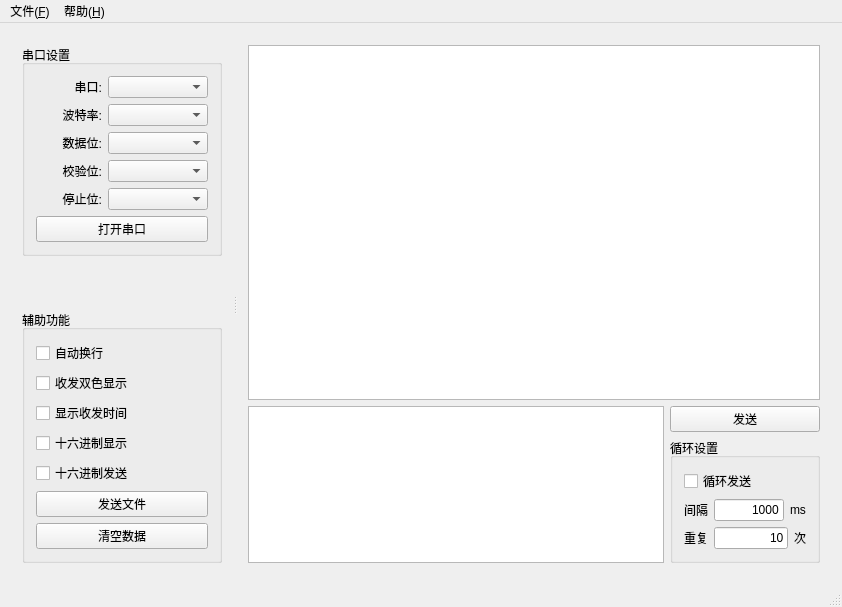
Old version of the form serialportassistant.ui in the repository hubenchang0515/SerialPortAssistant.
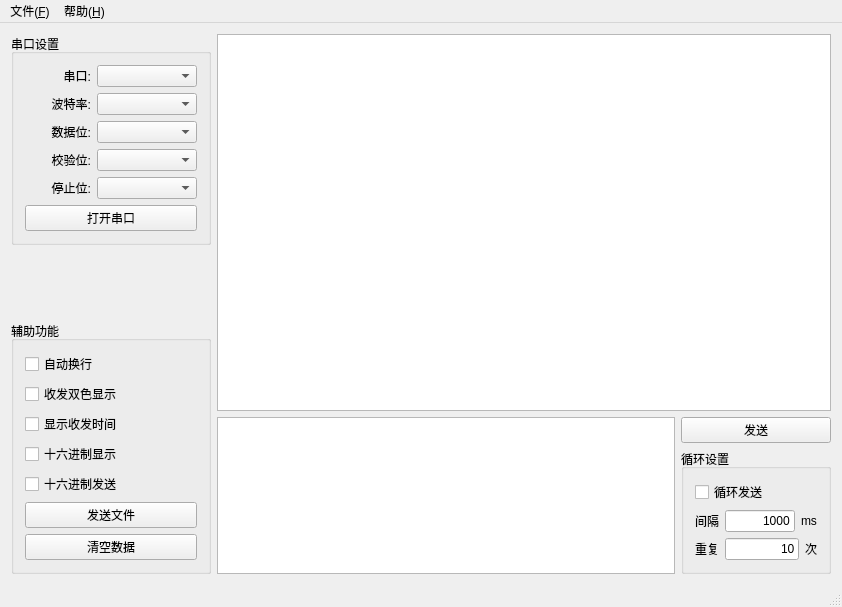
New version of the form.

The edit to the form file:
```diff
--- a/serialportassistant.ui
+++ b/serialportassistant.ui
@@ -16,15 +16,7 @@
   <widget class="QWidget" name="centralWidget">
    <layout class="QGridLayout" name="gridLayout_4">
     <item row="0" column="0">
-     <widget class="QSplitter" name="splitter">
-      <property name="orientation">
-       <enum>Qt::Horizontal</enum>
-      </property>
-      <widget class="QWidget" name="layoutWidget">
        <layout class="QVBoxLayout" name="verticalLayout">
-        <property name="sizeConstraint">
-         <enum>QLayout::SetMinAndMaxSize</enum>
-        </property>
         <item>
          <widget class="QGroupBox" name="basicSetting">
           <property name="minimumSize">
@@ -266,8 +258,8 @@
          </widget>
         </item>
        </layout>
-      </widget>
-      <widget class="QWidget" name="layoutWidget">
+    </item>
+    <item row="0" column="1">
        <layout class="QVBoxLayout" name="verticalLayout_3" stretch="10,1">
         <item>
          <widget class="QTextEdit" name="dataDisplay">
@@ -388,8 +380,6 @@
          </layout>
         </item>
        </layout>
-      </widget>
-     </widget>
     </item>
    </layout>
   </widget>
```
Left out of the diff: 124 changed lines with no effect on the pictures. Lines whose indentation alone changed are shown as unchanged.
